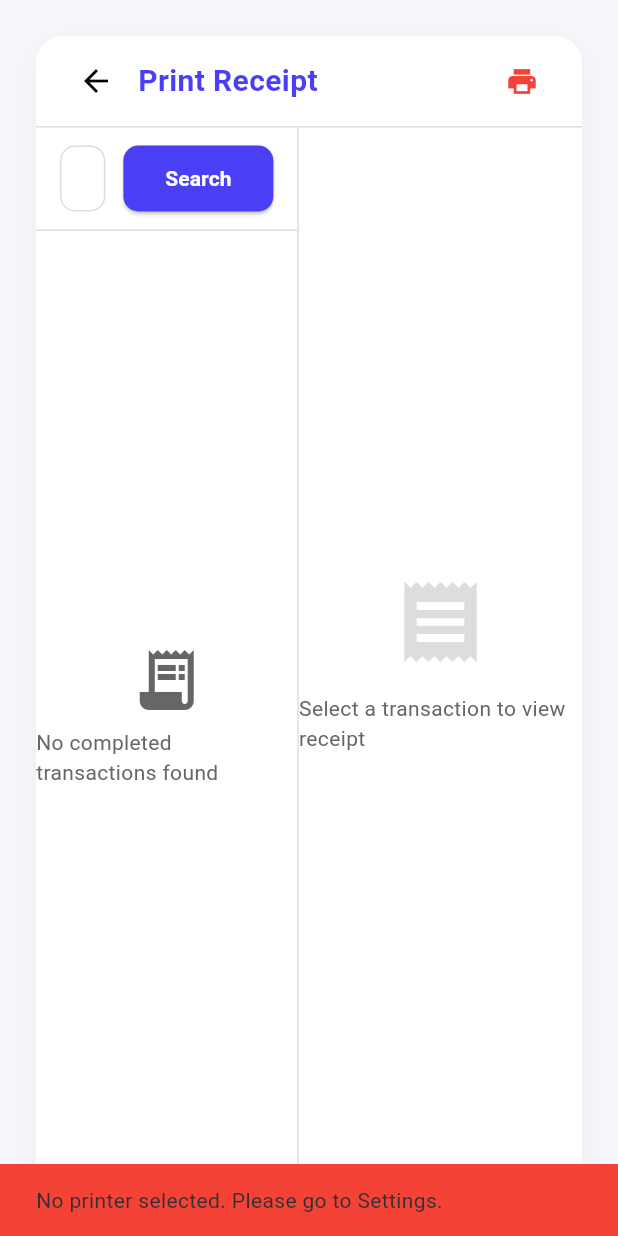
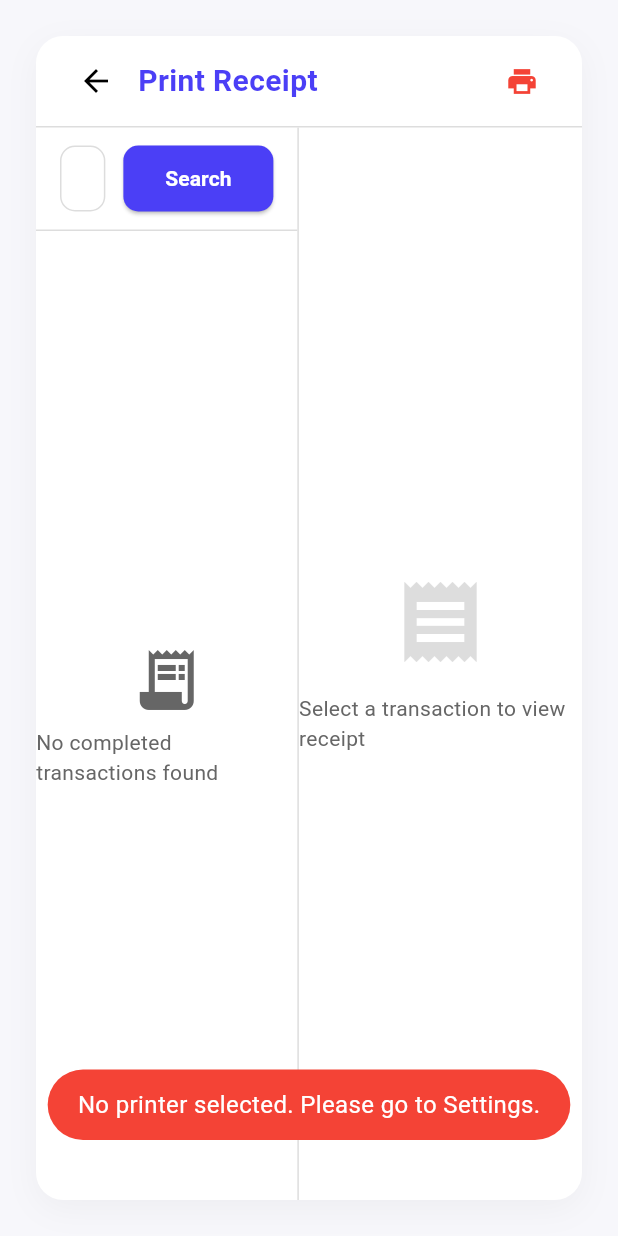
Before and after one commit to cjnsj/proyek_horeka_post_plus, a Flutter app: the PrintReceiptPage screen opened directly, after a tap on the "print" icon, on a phone screen of 412 x 824 dp. Run offline on Flutter 3.47's test engine with Material 3 defaults, Android fonts, the phone set to English and light mode, and no system bars; our stand-ins replace device_info_plus, equatable, flutter_bloc, flutter_svg, fluttertoast, image_picker and 2 more; missing offline and left inert: esc_pos_utils_plus, flutter_pos_printer_platform_image_3; accounts and stored records are empty; network calls fail; statements that could not run were skipped.

Commit message:
refactor: Replace SnackBar with ToastUtils in print_receipt_page.dart - Complete 100% migration

```diff
--- a/lib/features/dashboard/view/print_receipt_page.dart
+++ b/lib/features/dashboard/view/print_receipt_page.dart
@@ -3,6 +3,7 @@ import 'package:esc_pos_utils_plus/esc_pos_utils_plus.dart';
 import 'package:flutter/material.dart';
 import 'package:flutter_bloc/flutter_bloc.dart';
 import 'package:flutter_pos_printer_platform_image_3/flutter_pos_printer_platform_image_3.dart';
+import 'package:horeka_post_plus/core/utils/toast_utils.dart';
 import 'package:horeka_post_plus/features/dashboard/bloc/dashboard_bloc.dart';
 import 'package:horeka_post_plus/features/dashboard/bloc/dashboard_event.dart';
 import 'package:horeka_post_plus/features/dashboard/bloc/dashboard_state.dart';
@@ -105,16 +106,11 @@ class _PrintReceiptHeaderBarState extends State<_PrintReceiptHeaderBar> {
           IconButton(
             onPressed: () {
               _checkPrinterStatus();
-              ScaffoldMessenger.of(context).showSnackBar(
-                SnackBar(
-                  content: Text(
-                    _isPrinterReady
-                        ? 'Printer is ready!'
-                        : 'No printer selected. Please go to Settings.',
-                  ),
-                  backgroundColor: _isPrinterReady ? Colors.green : Colors.red,
-                ),
-              );
+              if (_isPrinterReady) {
+                ToastUtils.showSuccessToast('Printer is ready!');
+              } else {
+                ToastUtils.showErrorToast('No printer selected. Please go to Settings.');
+              }
             },
             icon: Icon(
               Icons.print,
@@ -476,12 +472,7 @@ class _RightCartDetailState extends State<_RightCartDetail> {
 
       if (savedPrinters.isEmpty || selectedId == null) {
         if (!mounted) return;
-        ScaffoldMessenger.of(context).showSnackBar(
-          const SnackBar(
-            content: Text('No printer selected. Go to Settings.'),
-            backgroundColor: Colors.orange,
-          ),
-        );
+        ToastUtils.showWarningToast('No printer selected. Go to Settings.');
         return;
       }
 
@@ -697,20 +688,10 @@ class _RightCartDetailState extends State<_RightCartDetail> {
       await printerManager.send(type: type, bytes: bytes);
 
       if (!mounted) return;
-      ScaffoldMessenger.of(context).showSnackBar(
-        const SnackBar(
-          content: Text('Receipt sent'),
-          backgroundColor: Colors.green,
-        ),
-      );
+      ToastUtils.showSuccessToast('Receipt sent');
     } catch (e) {
       if (!mounted) return;
-      ScaffoldMessenger.of(context).showSnackBar(
-        SnackBar(
-          content: Text('Print failed: $e'),
-          backgroundColor: Colors.red,
-        ),
-      );
+      ToastUtils.showErrorToast('Print failed: $e');
     } finally {
       setState(() => _isPrinting = false);
     }
```
